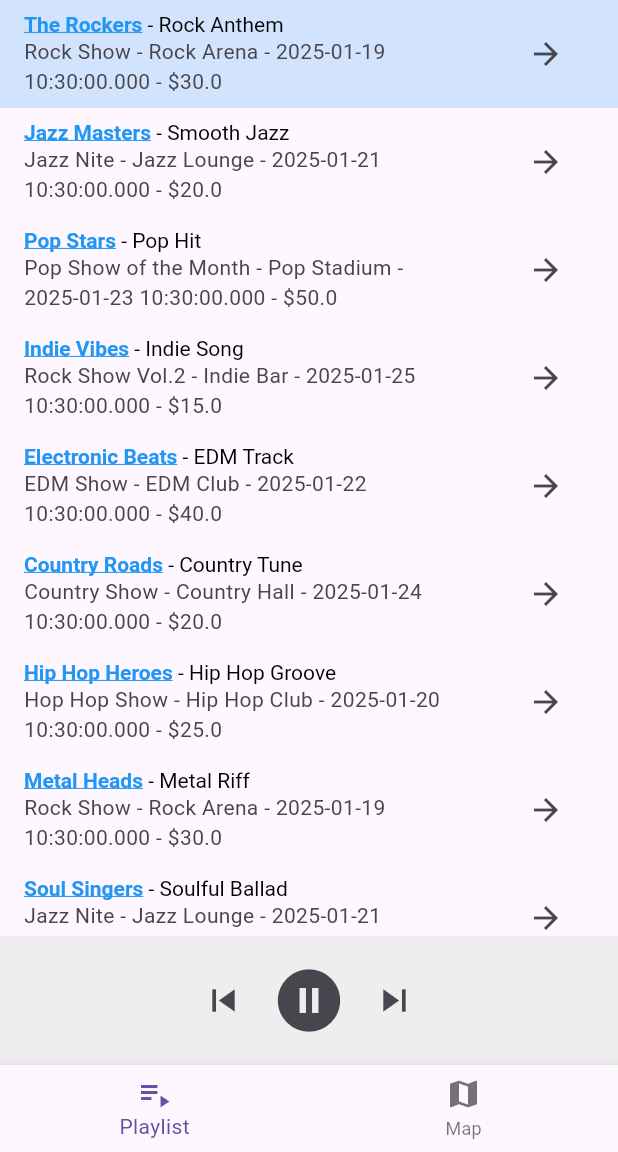
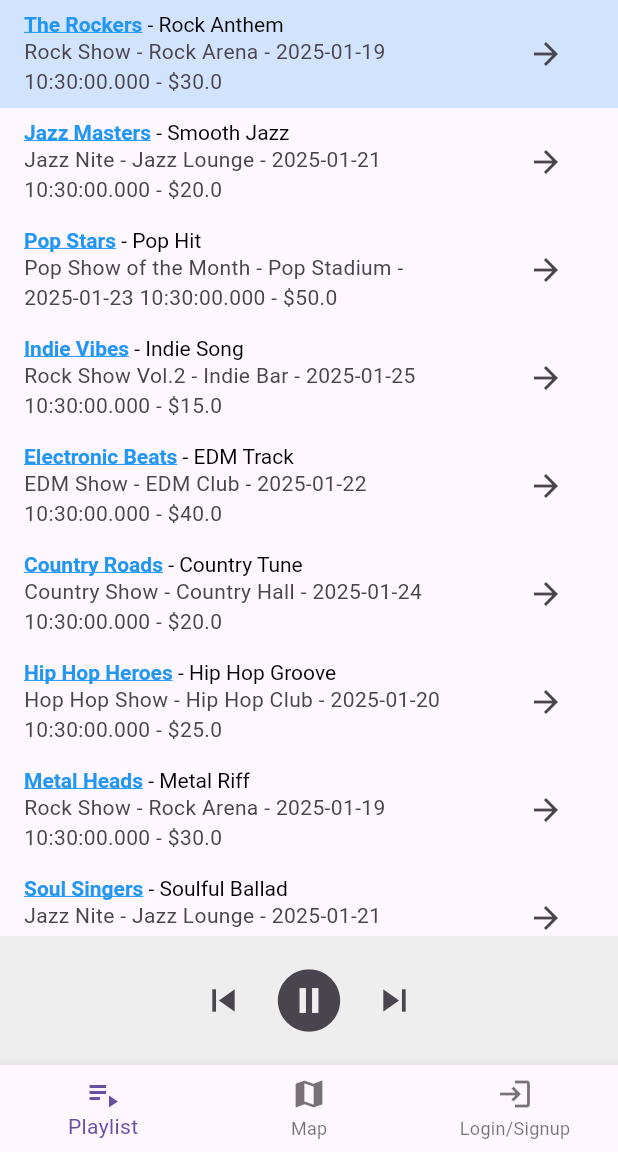
Before and after one commit to KevinBritten/event_map_app, a Flutter app: the screen it shows after launch, after a tap on the "play circle filled" icon, on a phone screen of 412 x 824 dp, the part 84-1236 px from its top. Run offline on Flutter 3.47's test engine with Material 3 defaults, Android fonts, the phone set to English and light mode, and no system bars; our stand-ins replace firebase_core, google_maps_flutter; accounts and stored records are empty.

Commit message:
add login/signup to bottom navigation bar

```diff
--- a/lib/main.dart
+++ b/lib/main.dart
@@ -5,6 +5,7 @@ import 'views/map_view.dart';
 
 import 'views/event_view.dart';
 import 'views/band_view.dart';
+import 'views/login_signup_view.dart';
 
 import 'data/test_data.dart';
 
@@ -16,14 +17,6 @@ import 'package:firebase_core/firebase_core.dart';
 Future<void> testFirebaseCore() async {
   WidgetsFlutterBinding.ensureInitialized();
   await Firebase.initializeApp();
-  final apps = Firebase.apps;
-  print(apps);
-  if (apps.isNotEmpty) {
-    print('Firebase is initialized! Found ${apps.length} app(s).');
-    print('First app name: ${apps.first.name}');
-  } else {
-    print('No Firebase apps found. Something is wrong.');
-  }
 }
 
 void main() async {
@@ -45,7 +38,8 @@ class MyApp extends StatelessWidget {
       home: HomeScreen(),
       routes: {
         '/event': (context) => EventPage(),
-        '/band': (context) => BandPage()
+        '/band': (context) => BandPage(),
+        '/login_signup': (context) => LoginSignupPage()
       },
     );
   }
@@ -110,9 +104,13 @@ class _HomeScreenState extends State<HomeScreen> {
       bottomNavigationBar: BottomNavigationBar(
         currentIndex: _viewIndex,
         onTap: (index) {
-          setState(() {
-            _viewIndex = index;
-          });
+          if (index == 2) {
+            Navigator.pushNamed(context, '/login_signup');
+          } else {
+            setState(() {
+              _viewIndex = index;
+            });
+          }
         },
         items: [
           BottomNavigationBarItem(
@@ -122,6 +120,10 @@ class _HomeScreenState extends State<HomeScreen> {
           BottomNavigationBarItem(
             icon: Icon(Icons.map),
             label: 'Map',
+          ),
+          BottomNavigationBarItem(
+            icon: Icon(Icons.login),
+            label: 'Login/Signup',
           ),
         ],
       ),
```
